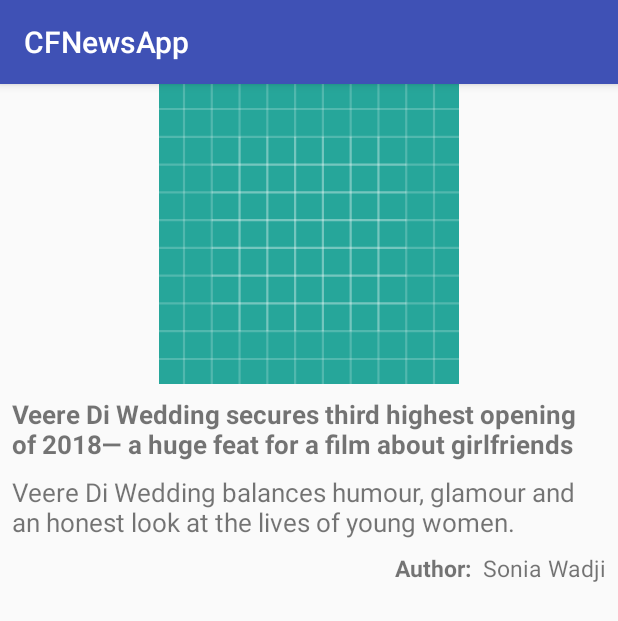
After one commit to HangryCoder/CFNewsApp, an Android app: the NewsDetailsActivity screen opened directly, with no data from a screen before it, on a phone screen of 412 x 824 dp. The commit adds this screen. Shown: the top 621 px of the screen. Run offline under Robolectric (Android 15) with nearby library versions, the phone set to English and light mode, and no system bars; network calls fail; pictures from the network do not load; 4 statements that could not run were skipped.

Commit message:
Commit 2.2 Added News Details Screen.. Still need to make it MVP Did fetching of newsList using MVP!! Still requires changes.. Need to fix UI.. Almost DONE

```diff
--- a/app/src/main/AndroidManifest.xml
+++ b/app/src/main/AndroidManifest.xml
@@ -18,6 +18,7 @@
                 <category android:name="android.intent.category.LAUNCHER" />
             </intent-filter>
         </activity>
+        <activity android:name=".newsdetails.NewsDetailsActivity" />
     </application>
 
 </manifest>
--- a/app/src/main/java/newsapp/sonia/com/cfnewsapp/news/NewsContract.kt
+++ b/app/src/main/java/newsapp/sonia/com/cfnewsapp/news/NewsContract.kt
@@ -14,7 +14,7 @@ interface NewsContract {
 
         fun showFilteringDialog()
 
-        fun showNewsDetails()
+        fun showNewsDetails(news: News)
 
     }
 
@@ -22,7 +22,7 @@ interface NewsContract {
 
         fun fetchNews(category: String, date: String, sortBy: String)
 
-        fun openNewsDetails()
+        fun openNewsDetails(news: News)
 
     }
 }
--- a/app/src/main/java/newsapp/sonia/com/cfnewsapp/news/NewsPresenter.kt
+++ b/app/src/main/java/newsapp/sonia/com/cfnewsapp/news/NewsPresenter.kt
@@ -12,8 +12,8 @@ class NewsPresenter(private val newsRepository: NewsRepository, private val news
         newsRepository.getNewsList(category, date, sortBy, this)
     }
 
-    override fun openNewsDetails() {
-        newsView.showNewsDetails()
+    override fun openNewsDetails(news: News) {
+        newsView.showNewsDetails(news)
     }
 
     override fun onSuccess(newsList: ArrayList<News>) {
--- /dev/null
+++ b/app/src/main/java/newsapp/sonia/com/cfnewsapp/newsdetails/NewsDetailsActivity.kt
@@ -0,0 +1,29 @@
+package newsapp.sonia.com.cfnewsapp.newsdetails
+
+import android.os.Bundle
+import android.support.v7.app.AppCompatActivity
+import com.bumptech.glide.Glide
+import kotlinx.android.synthetic.main.activity_news_details.*
+import newsapp.sonia.com.cfnewsapp.R
+import newsapp.sonia.com.cfnewsapp.model.News
+import newsapp.sonia.com.cfnewsapp.utils.Constants
+
+class NewsDetailsActivity : AppCompatActivity() {
+
+    private lateinit var news: News
+
+    override fun onCreate(savedInstanceState: Bundle?) {
+        super.onCreate(savedInstanceState)
+        setContentView(R.layout.activity_news_details)
+
+        news = intent.getParcelableExtra(Constants.INTENT_NEWS)
+
+        newsTitle.text = news.title
+        newsDescription.text = news.description
+        newsAuthor.text = news.newsAuthor
+
+        Glide.with(this)
+                .load(news.newsImage)
+                .into(newsImage)
+    }
+}
--- a/app/src/main/java/newsapp/sonia/com/cfnewsapp/utils/Constants.kt
+++ b/app/src/main/java/newsapp/sonia/com/cfnewsapp/utils/Constants.kt
@@ -17,5 +17,7 @@ class Constants {
 
         const val DATE = "2018-06-03"
 
+        const val INTENT_NEWS = "news"
+
     }
 }
--- /dev/null
+++ b/app/src/main/res/layout/activity_news_details.xml
@@ -0,0 +1,68 @@
+<?xml version="1.0" encoding="utf-8"?>
+<android.support.constraint.ConstraintLayout xmlns:android="http://schemas.android.com/apk/res/android"
+    xmlns:app="http://schemas.android.com/apk/res-auto"
+    xmlns:tools="http://schemas.android.com/tools"
+    android:layout_width="match_parent"
+    android:layout_height="match_parent">
+
+    <ImageView
+        android:id="@+id/newsImage"
+        android:layout_width="match_parent"
+        android:layout_height="@dimen/news_details_image_size"
+        android:src="@drawable/ic_launcher_background" />
+
+    <TextView
+        android:id="@+id/author"
+        android:layout_width="wrap_content"
+        android:layout_height="wrap_content"
+        android:layout_marginEnd="8dp"
+        android:layout_marginLeft="8dp"
+        android:layout_marginRight="8dp"
+        android:layout_marginStart="8dp"
+        android:layout_marginTop="8dp"
+        android:text="@string/author"
+        android:textSize="15sp"
+        android:textStyle="bold"
+        app:layout_constraintEnd_toStartOf="@+id/newsAuthor"
+        app:layout_constraintHorizontal_bias="1.0"
+        app:layout_constraintStart_toStartOf="@+id/newsDescription"
+        app:layout_constraintTop_toBottomOf="@+id/newsDescription" />
+
+    <TextView
+        android:id="@+id/newsTitle"
+        android:layout_width="0dp"
+        android:layout_height="wrap_content"
+        android:layout_marginEnd="8dp"
+        android:layout_marginLeft="8dp"
+        android:layout_marginRight="8dp"
+        android:layout_marginStart="8dp"
+        android:layout_marginTop="8dp"
+        android:text="Veere Di Wedding secures third highest opening of 2018— a huge feat for a film about girlfriends"
+        android:textSize="17sp"
+        android:textStyle="bold"
+        app:layout_constraintEnd_toEndOf="parent"
+        app:layout_constraintStart_toStartOf="parent"
+        app:layout_constraintTop_toBottomOf="@+id/newsImage" />
+
+    <TextView
+        android:id="@+id/newsDescription"
+        android:layout_width="0dp"
+        android:layout_height="wrap_content"
+        android:layout_marginTop="8dp"
+        android:text="Veere Di Wedding balances humour, glamour and an honest look at the lives of young women."
+        android:textSize="17sp"
+        app:layout_constraintEnd_toEndOf="@+id/newsTitle"
+        app:layout_constraintStart_toStartOf="@+id/newsTitle"
+        app:layout_constraintTop_toBottomOf="@+id/newsTitle" />
+
+    <TextView
+        android:id="@+id/newsAuthor"
+        android:layout_width="wrap_content"
+        android:layout_height="wrap_content"
+        android:layout_marginTop="8dp"
+        android:text="Sonia Wadji"
+        android:textSize="15sp"
+        app:layout_constraintEnd_toEndOf="@+id/newsDescription"
+        app:layout_constraintTop_toBottomOf="@+id/newsDescription" />
+
+</android.support.constraint.ConstraintLayout>
--- a/app/src/main/res/layout/news_item.xml
+++ b/app/src/main/res/layout/news_item.xml
@@ -1,6 +1,7 @@
 <?xml version="1.0" encoding="utf-8"?>
 <android.support.constraint.ConstraintLayout xmlns:android="http://schemas.android.com/apk/res/android"
     xmlns:app="http://schemas.android.com/apk/res-auto"
+    android:id="@+id/news_item"
     android:layout_width="match_parent"
     android:layout_height="wrap_content">
 
--- a/app/src/main/res/values-sw600dp/dimens.xml
+++ b/app/src/main/res/values-sw600dp/dimens.xml
@@ -1,4 +1,5 @@
 <?xml version="1.0" encoding="utf-8"?>
 <resources>
     <dimen name="news_image_size">60dp</dimen>
+    <dimen name="news_details_image_size">200dp</dimen>
 </resources>
--- a/app/src/main/res/values/dimens.xml
+++ b/app/src/main/res/values/dimens.xml
@@ -1,4 +1,5 @@
 <?xml version="1.0" encoding="utf-8"?>
 <resources>
     <dimen name="news_image_size">60dp</dimen>
+    <dimen name="news_details_image_size">200dp</dimen>
 </resources>
--- a/app/src/main/res/values/strings.xml
+++ b/app/src/main/res/values/strings.xml
@@ -9,5 +9,8 @@
     <string name="general">General</string>
     <string name="something_went_wrong">Something went wrong</string>
     <string name="loading_message">Loading, Please wait..</string>
+    <string name="title_">Title:</string>
+    <string name="description_">Description:</string>
+    <string name="author">Author:</string>
 
 </resources>
```
Also changed, not shown: app/src/main/java/newsapp/sonia/com/cfnewsapp/adapter/NewsAdapter.kt (+14 -2 lines), app/src/main/java/newsapp/sonia/com/cfnewsapp/model/News.kt (+35 -1 lines), app/src/main/java/newsapp/sonia/com/cfnewsapp/news/MainActivity.kt (+14 -4 lines).
